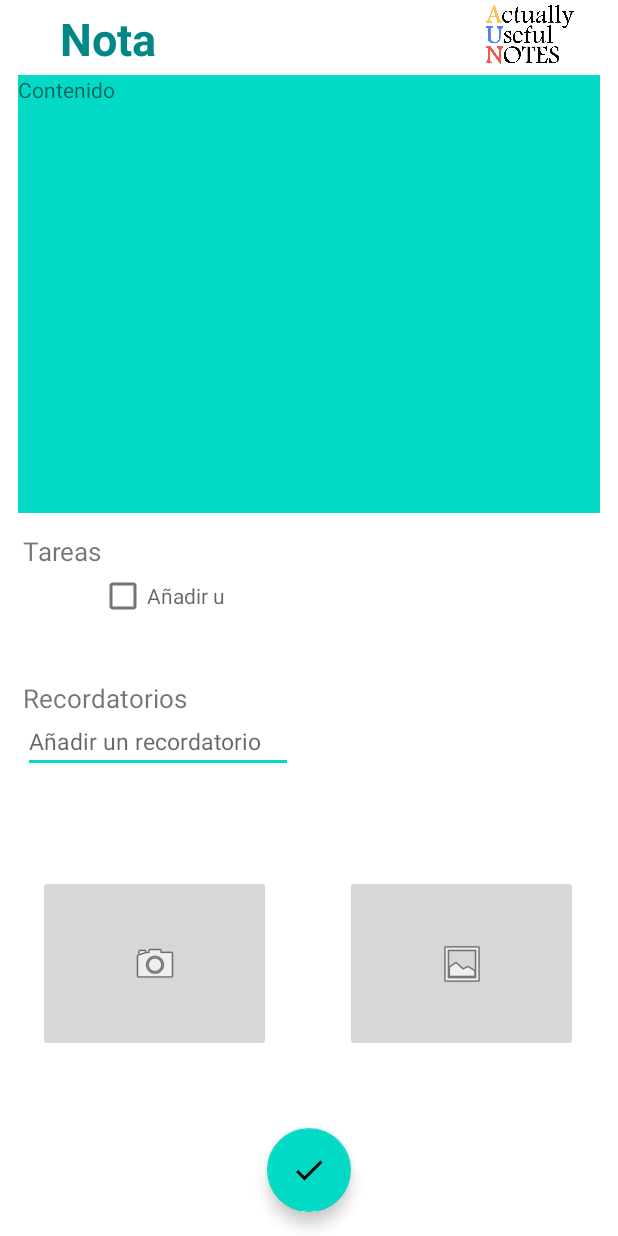
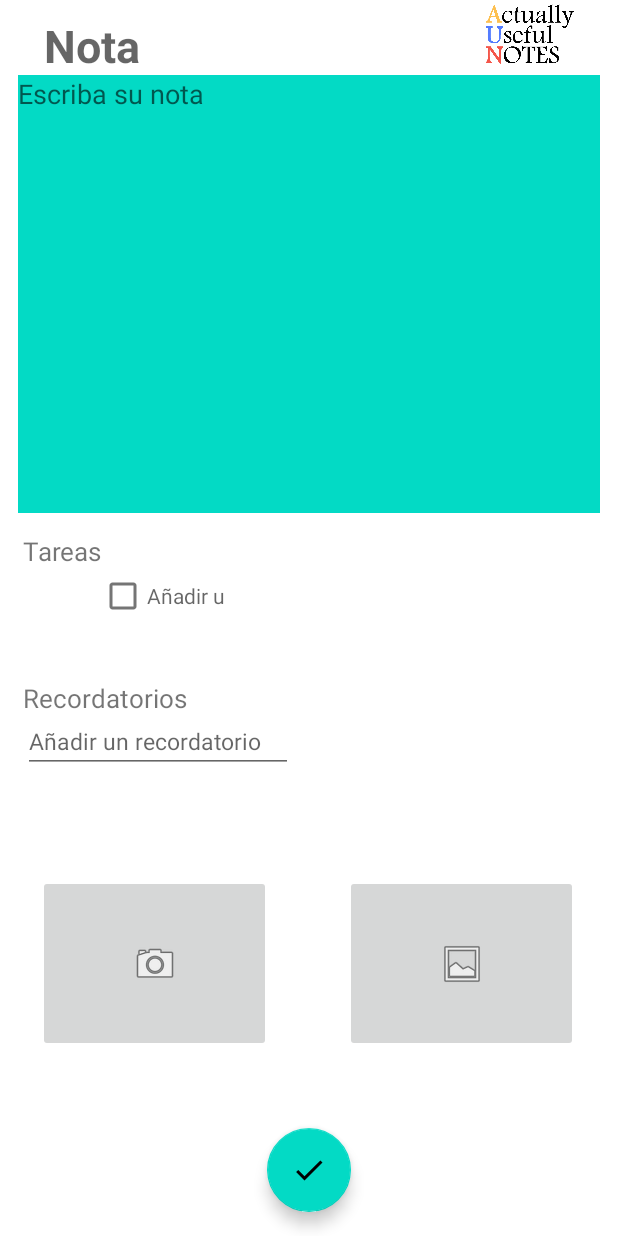
Before and after one commit to AlexT-UB/ActuallyUsefulNotes, an Android app: the AddNote screen opened directly, with no data from a screen before it, on a phone screen of 412 x 824 dp. Run offline under Robolectric (Android 15) with nearby library versions, the phone set to English and light mode, and no system bars; our stand-ins replace Firebase (no records; nobody signed in at launch, a user with empty details on screens opened directly).

Commit message:
Still not working

```diff
--- a/app/src/main/java/com/example/actuallyusefulnotes/NoteRepository.java
+++ b/app/src/main/java/com/example/actuallyusefulnotes/NoteRepository.java
@@ -12,7 +12,7 @@ import java.util.List;
 public class NoteRepository {
 
     private NoteDAO noteDAO;
-    private LiveData<List<Note>> allNotes;
+    private List<Note> allNotes;
 
     public NoteRepository(Application application) {
         NoteDataBase noteDataBase = NoteDataBase.getInstance(application);
@@ -36,7 +36,7 @@ public class NoteRepository {
         new DeleteAllAsyncTask(noteDAO).execute();
     }
 
-    public LiveData<List<Note>> getAllNotes() {
+    public List<Note> getAllNotes() {
         return allNotes;
     }
 
--- a/app/src/main/java/com/example/actuallyusefulnotes/View/AddNote.java
+++ b/app/src/main/java/com/example/actuallyusefulnotes/View/AddNote.java
@@ -3,24 +3,57 @@ package com.example.actuallyusefulnotes.View;
 import androidx.appcompat.app.AppCompatActivity;
 
 import android.content.Intent;
+import android.os.AsyncTask;
 import android.os.Bundle;
 import android.view.View;
 import android.widget.Button;
+import android.widget.EditText;
+import android.widget.Toast;
 
+import com.example.actuallyusefulnotes.Model.Note;
+import com.example.actuallyusefulnotes.NoteDataBase;
 import com.example.actuallyusefulnotes.R;
 import com.google.android.material.floatingactionbutton.FloatingActionButton;
+import com.google.firebase.database.FirebaseDatabase;
+import com.google.firebase.firestore.DocumentReference;
+import com.google.firebase.firestore.FirebaseFirestore;
 
 public class AddNote extends AppCompatActivity {
+    FirebaseFirestore db;
+    private EditText noteTitle, noteText;
 
     @Override
     protected void onCreate(Bundle savedInstanceState) {
         super.onCreate(savedInstanceState);
+        db = FirebaseFirestore.getInstance();
+
         setContentView(R.layout.editar_nota);
-        FloatingActionButton bt_Ok = findViewById(R.id.bt_Ok);
-        bt_Ok.setOnClickListener((v -> {
-            System.out.println("WE ARE HERE");
-            Intent intent = new Intent(AddNote.this, MainActivity.class);
-            startActivity(intent);
-        }));
+
+        noteTitle = findViewById(R.id.title);
+        noteText = findViewById(R.id.text_Contenido);
+
+
+        FloatingActionButton save = findViewById(R.id.bt_Ok);
+        save.setOnClickListener(new View.OnClickListener() {
+
+            @Override
+            public void onClick(View v) {
+                if (noteTitle.getText().toString().isEmpty()) {
+                    Toast.makeText(getApplicationContext(), "El titulo no puede estar vacío", Toast.LENGTH_SHORT).show();
+                    return;
+                }
+
+                final Note note = new Note();
+
+                note.setTitulo(noteTitle.getText().toString());
+                note.setText(noteText.getText().toString());
+
+                DocumentReference documentReference = db.collection("notes").document();
+
+                documentReference.set(note);
+                Toast.makeText(AddNote.this, "Guardado", Toast.LENGTH_SHORT).show();
+                return;
+            }
+        });
     }
 }
--- a/app/src/main/java/com/example/actuallyusefulnotes/ViewModel/NoteViewModel.java
+++ b/app/src/main/java/com/example/actuallyusefulnotes/ViewModel/NoteViewModel.java
@@ -14,7 +14,7 @@ import java.util.List;
 public class NoteViewModel extends AndroidViewModel {
 
     private NoteRepository noteRepository;
-    private LiveData<List<Note>> allNotes;
+    private List<Note> allNotes;
 
     public NoteViewModel(@NonNull Application application) {
         super(application);
@@ -38,7 +38,7 @@ public class NoteViewModel extends AndroidViewModel {
         noteRepository.deleteAll();
     }
 
-    public LiveData<List<Note>> getAllNotes() {
+    public List<Note> getAllNotes() {
         return allNotes;
     }
 }
--- a/app/src/main/res/layout/editar_nota.xml
+++ b/app/src/main/res/layout/editar_nota.xml
@@ -5,18 +5,19 @@
     android:layout_width="match_parent"
     android:layout_height="match_parent">
 
-    <TextView
+    <EditText
+        android:id="@+id/title"
         android:layout_width="wrap_content"
         android:layout_height="wrap_content"
-        android:layout_marginStart="40dp"
+        android:layout_marginStart="25dp"
         android:layout_marginLeft="40dp"
-        android:layout_marginTop="5dp"
-        android:text="Nota"
+        android:layout_marginTop="0dp"
+        android:hint="@string/nota"
         android:textColor="@color/design_default_color_secondary_variant"
         android:textSize="30sp"
         android:textStyle="bold">
 
-    </TextView>
+    </EditText>
 
     <com.google.android.material.floatingactionbutton.FloatingActionButton
         android:id="@+id/bt_Ok"
@@ -24,18 +25,21 @@
         android:layout_height="wrap_content"
         android:layout_gravity="bottom|center"
         android:layout_margin="16dp"
-        android:contentDescription="TODO"
-        android:onClick="cGuardar"
+        android:contentDescription="@string/TODO"
+        android:onClick="saveNote"
         android:src="@drawable/ic_baseline_check_24" />
 
-    <TextView
+
+
+    <EditText
         android:id="@+id/text_Contenido"
         android:layout_width="388dp"
         android:layout_height="292dp"
         android:layout_gravity="center_horizontal"
         android:layout_marginTop="50dp"
         android:background="@color/teal_200"
-        android:text="Contenido" />
+        android:gravity="top"
+        android:hint="@string/escriba_su_nota" />
 
 
     <TextView
--- a/app/src/main/res/values/strings.xml
+++ b/app/src/main/res/values/strings.xml
@@ -1,3 +1,7 @@
 <resources>
     <string name="app_name">ActuallyUsefulNotes</string>
+    <string name="nota">Nota</string>
+    <string name="TODO">TODO</string>
+    <string name="escriba_su_nota">Escriba su nota</string>
+    <string name="Título">titulo</string>
 </resources>
--- a/build.gradle
+++ b/build.gradle
@@ -6,6 +6,7 @@ buildscript {
     }
     dependencies {
         classpath 'com.android.tools.build:gradle:4.1.3'
+        classpath 'com.google.gms:google-services:4.3.8'
 
         // NOTE: Do not place your application dependencies here; they belong
         // in the individual module build.gradle files
```
Also changed, not shown: app/build.gradle (+7 -1 lines), app/src/main/java/com/example/actuallyusefulnotes/Model/Note.java (+14 -6 lines), app/src/main/java/com/example/actuallyusefulnotes/NoteDAO.java (+17 -1 lines), app/src/main/java/com/example/actuallyusefulnotes/NoteDataBase.java (+5 -2 lines), app/src/main/java/com/example/actuallyusefulnotes/View/MainActivity.java (+84 -12 lines), app/src/main/java/com/example/actuallyusefulnotes/View/NoteAdapter.java (+22 -19 lines), app/src/main/res/layout/fragment_notas.xml (+9 -3 lines), 1 other file.
